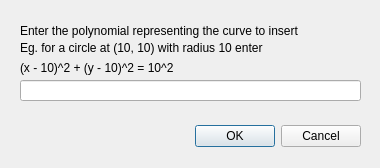
Qt form Arrangement_on_surface_2/demo/Arrangement_on_surface_2/AlgebraicCurveInputDialog.ui (CGAL/cgal) before a commit.
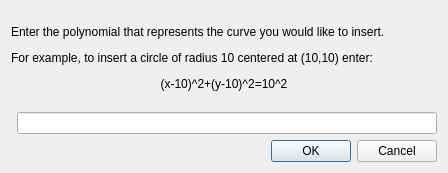
The same form after that commit.

Patch:
```diff
--- a/Arrangement_on_surface_2/demo/Arrangement_on_surface_2/AlgebraicCurveInputDialog.ui
+++ b/Arrangement_on_surface_2/demo/Arrangement_on_surface_2/AlgebraicCurveInputDialog.ui
@@ -6,78 +6,38 @@
    <rect>
     <x>0</x>
     <y>0</y>
-    <width>380</width>
-    <height>168</height>
+    <width>448</width>
+    <height>173</height>
    </rect>
   </property>
   <property name="windowTitle">
    <string>Dialog</string>
   </property>
-  <widget class="QDialogButtonBox" name="buttonBox">
-   <property name="geometry">
-    <rect>
-     <x>20</x>
-     <y>120</y>
-     <width>341</width>
-     <height>32</height>
-    </rect>
-   </property>
-   <property name="orientation">
-    <enum>Qt::Horizontal</enum>
-   </property>
-   <property name="standardButtons">
-    <set>QDialogButtonBox::Cancel|QDialogButtonBox::Ok</set>
-   </property>
-  </widget>
-  <widget class="QLineEdit" name="lineEdit">
-   <property name="geometry">
-    <rect>
-     <x>20</x>
-     <y>80</y>
-     <width>341</width>
-     <height>21</height>
-    </rect>
-   </property>
-  </widget>
-  <widget class="QLabel" name="label">
-   <property name="geometry">
-    <rect>
-     <x>20</x>
-     <y>10</y>
-     <width>341</width>
-     <height>41</height>
-    </rect>
-   </property>
-   <property name="text">
-    <string>Enter the polynomial representing the curve to insert</string>
-   </property>
-  </widget>
-  <widget class="QLabel" name="label_2">
-   <property name="geometry">
-    <rect>
-     <x>20</x>
-     <y>40</y>
-     <width>341</width>
-     <height>16</height>
-    </rect>
-   </property>
-   <property name="text">
-    <string>Eg. for a circle at (10, 10) with radius 10 enter</string>
-   </property>
-  </widget>
-  <widget class="QLabel" name="label_3">
-   <property name="geometry">
-    <rect>
-     <x>20</x>
-     <y>60</y>
-     <width>341</width>
-     <height>16</height>
-    </rect>
-   </property>
-   <property name="text">
-    <string>(x - 10)^2 + (y - 10)^2 = 10^2</string>
-   </property>
-  </widget>
+  <layout class="QGridLayout" name="gridLayout">
+   <item row="2" column="1">
+    <widget class="QLineEdit" name="lineEdit"/>
+   </item>
+   <item row="0" column="0" rowspan="2" colspan="2">
+    <widget class="QLabel" name="label_3">
+     <property name="midLineWidth">
+      <number>1</number>
+     </property>
+     <property name="text">
+      <string>&lt;html&gt;&lt;head/&gt;&lt;body&gt;&lt;p align=&quot;justify&quot;&gt;Enter the polynomial that represents the curve you would like to insert.&lt;/p&gt;&lt;p align=&quot;justify&quot;&gt;For example, to insert a circle of radius 10 centered at (10,10) enter:&lt;/p&gt;&lt;p align=&quot;center&quot;&gt;&lt;span style=&quot; color:#000000;&quot;&gt;(x-10)^2+(y-10)^2=10^2&lt;/span&gt;&lt;/p&gt;&lt;/body&gt;&lt;/html&gt;</string>
+     </property>
+    </widget>
+   </item>
+   <item row="3" column="1">
+    <widget class="QDialogButtonBox" name="buttonBox">
+     <property name="orientation">
+      <enum>Qt::Horizontal</enum>
+     </property>
+     <property name="standardButtons">
+      <set>QDialogButtonBox::Cancel|QDialogButtonBox::Ok</set>
+     </property>
+    </widget>
+   </item>
+  </layout>
  </widget>
  <resources/>
  <connections>
```
